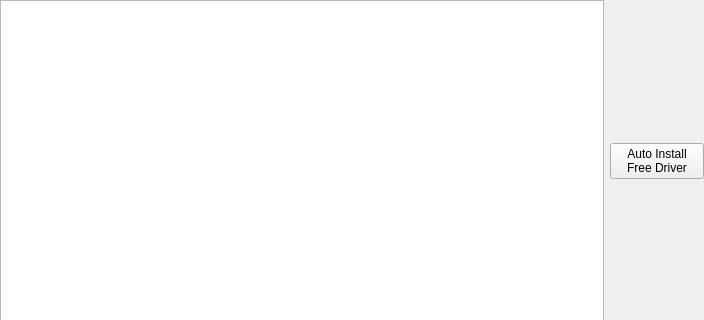
The window that src/manjaro-settings-manager/pages/page_gpudriver.ui (manjaro/manjaro-settings-manager) describes before a commit, drawn with Qt 5; both pictures show x 0 to 704 and y 0 to 320 of the 704 by 513 pixel window.
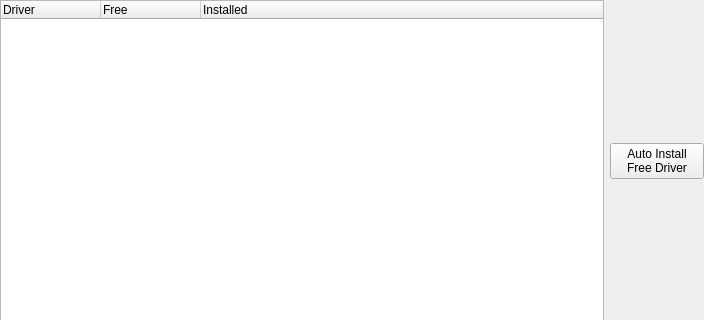
The same window after the commit.

Commit message: show devices and configurations in a QTreeWidget fix typo

Diff of the .ui file:
```diff
--- a/src/manjaro-settings-manager/pages/page_gpudriver.ui
+++ b/src/manjaro-settings-manager/pages/page_gpudriver.ui
@@ -27,13 +27,28 @@
     <number>0</number>
    </property>
    <item>
-    <widget class="QListWidget" name="listWidget">
+    <widget class="QTreeWidget" name="treeWidget">
      <property name="iconSize">
       <size>
        <width>36</width>
        <height>36</height>
       </size>
      </property>
+     <column>
+      <property name="text">
+       <string>Driver</string>
+      </property>
+     </column>
+     <column>
+      <property name="text">
+       <string>Free</string>
+      </property>
+     </column>
+     <column>
+      <property name="text">
+       <string>Installed</string>
+      </property>
+     </column>
     </widget>
    </item>
    <item>
```
The commit also changes 2 other files.
